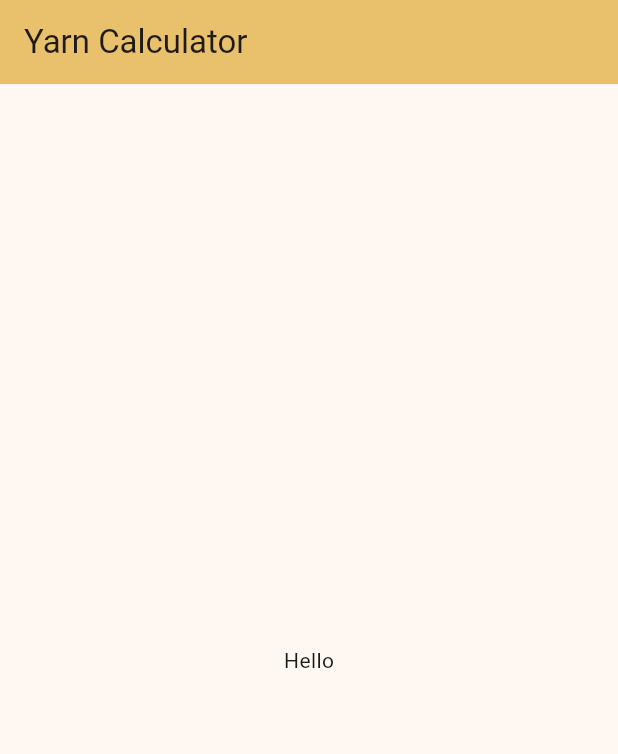
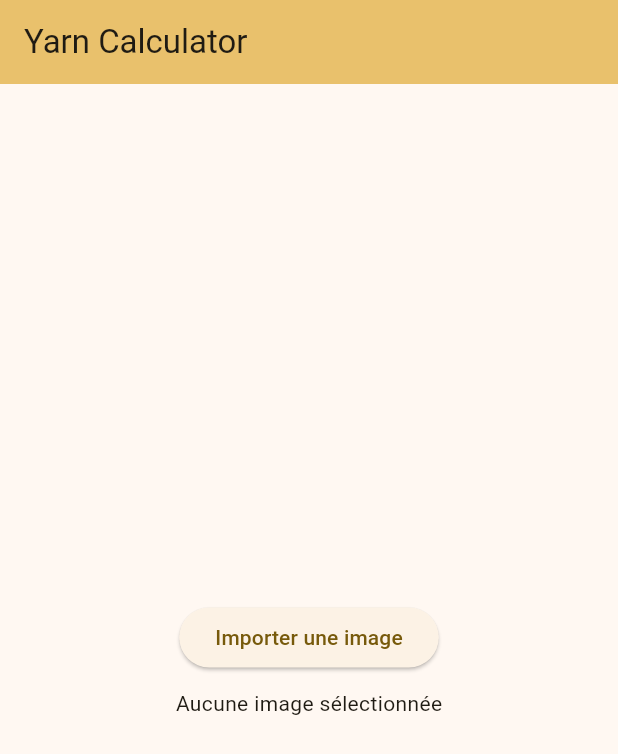
Before and after one commit to G0blain/yarn_calculator, a Flutter app: the screen it shows after launch, on a phone screen of 412 x 824 dp. Shown: the top 754 px of the screen. Run offline on Flutter 3.47's test engine with Material 3 defaults, Android fonts, the light colour scheme and no system bars; our stand-ins replace image_picker.

Commit message:
load image

```diff
--- a/lib/calculating_page.dart
+++ b/lib/calculating_page.dart
@@ -1,4 +1,6 @@
+import 'dart:typed_data';
 import 'package:flutter/material.dart';
+import 'package:image_picker/image_picker.dart';
 
 class CalculatingPage extends StatefulWidget {
   const CalculatingPage({super.key, required this.title});
@@ -10,11 +12,36 @@ class CalculatingPage extends StatefulWidget {
 }
 
 class _CalculatingPageState extends State<CalculatingPage> {
+  final ImagePicker _picker = ImagePicker();
+  Uint8List? _imageBytes;
+
+  Future<void> _pickImage() async {
+    final XFile? pickedFile = await _picker.pickImage(source: ImageSource.gallery);
+
+    if (pickedFile != null) {
+      final Uint8List bytes = await pickedFile.readAsBytes();
+      setState(() {
+        _imageBytes = bytes;
+      });
+    }
+  }
+
   @override
   Widget build(BuildContext context) {
     return Scaffold(
       appBar: AppBar(backgroundColor: Theme.of(context).colorScheme.inversePrimary, title: Text(widget.title)),
-      body: Center(child: Column(mainAxisAlignment: MainAxisAlignment.center, children: <Widget>[const Text('Hello')])),
+      body: Center(
+        child: Column(
+          mainAxisAlignment: MainAxisAlignment.center,
+          children: [
+            ElevatedButton(onPressed: _pickImage, child: const Text('Importer une image')),
+            const SizedBox(height: 10),
+            _imageBytes != null
+                ? Image.memory(_imageBytes!, width: 300, height: 300, fit: BoxFit.cover)
+                : const Text('Aucune image sélectionnée'),
+          ],
+        ),
+      ),
     );
   }
 }
--- a/pubspec.yaml
+++ b/pubspec.yaml
@@ -14,6 +14,8 @@ dependencies:
   flutter:
     sdk: flutter
 
+  image_picker: ^1.1.2
+
 dev_dependencies:
 
   flutter_test:
@@ -24,3 +26,6 @@ dev_dependencies:
 flutter:
 
   uses-material-design: true
+
+  assets:
+    - assets/images/
```
Also changed, not shown: 5 other files.
